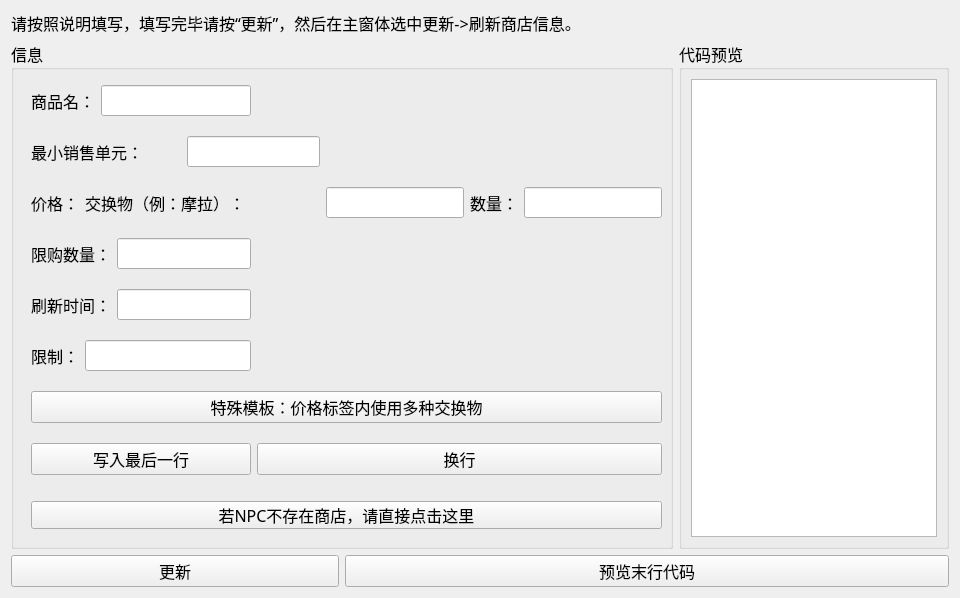
Marcus-P-114514/Genshin-Impact-BWiKi-NPC-Editor, file store.ui: the form before one commit.
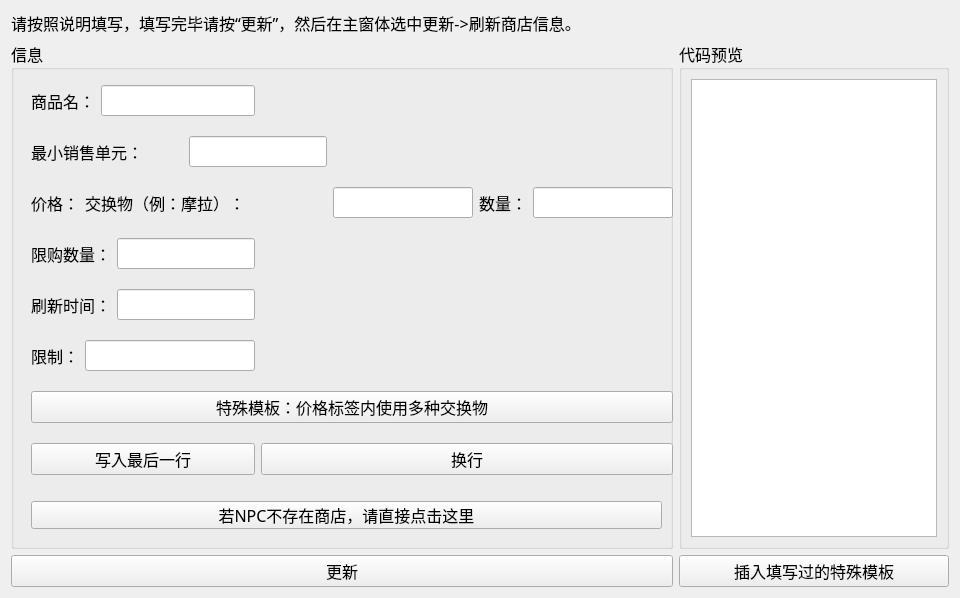
The form after the commit.

Commit message: Update: Partial of Store Edit

Patch:
```diff
--- a/store.ui
+++ b/store.ui
@@ -59,12 +59,12 @@
          <string>若NPC不存在商店，请直接点击这里</string>
         </property>
        </widget>
-       <widget class="QWidget" name="">
+       <widget class="QWidget" name="layoutWidget">
         <property name="geometry">
          <rect>
           <x>20</x>
           <y>30</y>
-          <width>631</width>
+          <width>642</width>
           <height>421</height>
          </rect>
         </property>
@@ -118,7 +118,7 @@
           </widget>
          </item>
          <item row="7" column="0" colspan="5">
-          <widget class="QPushButton" name="pushButton_3">
+          <widget class="QPushButton" name="write_last_line">
            <property name="text">
             <string>写入最后一行</string>
            </property>
@@ -150,13 +150,6 @@
            </property>
           </widget>
          </item>
-         <item row="6" column="0" colspan="9">
-          <widget class="QPushButton" name="pushButton_5">
-           <property name="text">
-            <string>特殊模板：价格标签内使用多种交换物</string>
-           </property>
-          </widget>
-         </item>
          <item row="2" column="6">
           <widget class="QLineEdit" name="currency_edit"/>
          </item>
@@ -167,6 +160,13 @@
            </property>
           </widget>
          </item>
+         <item row="6" column="0" colspan="9">
+          <widget class="QPushButton" name="multi_exchange_opener">
+           <property name="text">
+            <string>特殊模板：价格标签内使用多种交换物</string>
+           </property>
+          </widget>
+         </item>
         </layout>
        </widget>
       </widget>
@@ -195,7 +195,20 @@
        </layout>
       </widget>
      </item>
-     <item row="2" column="0">
+     <item row="2" column="2">
+      <widget class="QPushButton" name="pushButton_3">
+       <property name="font">
+        <font>
+         <family>思源黑体 CN Medium</family>
+         <pointsize>12</pointsize>
+        </font>
+       </property>
+       <property name="text">
+        <string>插入填写过的特殊模板</string>
+       </property>
+      </widget>
+     </item>
+     <item row="2" column="0" colspan="2">
       <widget class="QPushButton" name="pushButton">
        <property name="font">
         <font>
@@ -208,19 +221,6 @@
        </property>
       </widget>
      </item>
-     <item row="2" column="1" colspan="2">
-      <widget class="QPushButton" name="pushButton_2">
-       <property name="font">
-        <font>
-         <family>思源黑体 CN Medium</family>
-         <pointsize>12</pointsize>
-        </font>
-       </property>
-       <property name="text">
-        <string>预览末行代码</string>
-       </property>
-      </widget>
-     </item>
     </layout>
    </item>
   </layout>
```
The commit also changes 7 other files.
